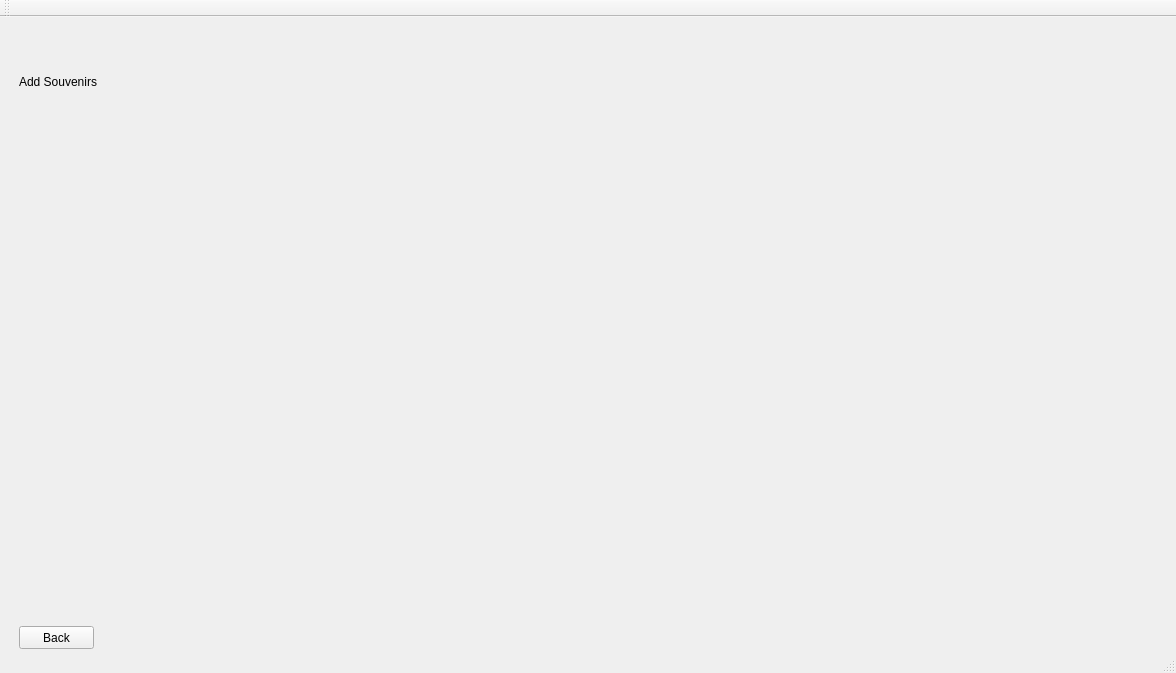
This is NBABasketball/mainwindow.ui in ivanOzerets/Project2 as Qt 5 draws it before an edit. The edited form follows.
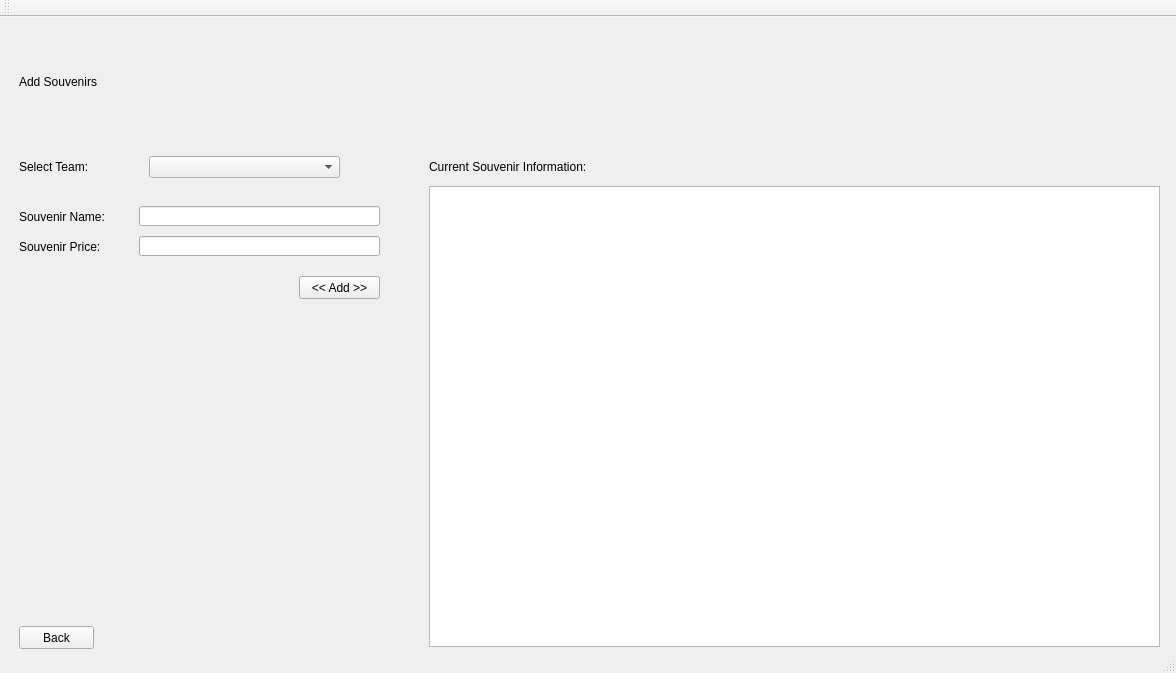
This is the edited form. The open tabs and pages were chosen to show the change.

Commit message: Add Souvenirs Page Works

The edit to the form file:
```diff
--- a/NBABasketball/mainwindow.ui
+++ b/NBABasketball/mainwindow.ui
@@ -372,6 +372,123 @@
        <string>Back</string>
       </property>
      </widget>
+     <widget class="QLabel" name="currentSouvenirInformationLabel_2">
+      <property name="geometry">
+       <rect>
+        <x>420</x>
+        <y>120</y>
+        <width>281</width>
+        <height>41</height>
+       </rect>
+      </property>
+      <property name="styleSheet">
+       <string notr="true">font: 16pt &quot;Arial&quot;;</string>
+      </property>
+      <property name="text">
+       <string>Current Souvenir Information:</string>
+      </property>
+     </widget>
+     <widget class="QTreeView" name="addSouvenirTreeView">
+      <property name="geometry">
+       <rect>
+        <x>420</x>
+        <y>160</y>
+        <width>731</width>
+        <height>461</height>
+       </rect>
+      </property>
+     </widget>
+     <widget class="QLabel" name="asSelectTeamPromptLabel">
+      <property name="geometry">
+       <rect>
+        <x>10</x>
+        <y>120</y>
+        <width>131</width>
+        <height>41</height>
+       </rect>
+      </property>
+      <property name="styleSheet">
+       <string notr="true">font: 16pt &quot;Arial&quot;;</string>
+      </property>
+      <property name="text">
+       <string>Select Team:</string>
+      </property>
+     </widget>
+     <widget class="QComboBox" name="asTeamSelectionComboBox">
+      <property name="geometry">
+       <rect>
+        <x>140</x>
+        <y>130</y>
+        <width>191</width>
+        <height>22</height>
+       </rect>
+      </property>
+     </widget>
+     <widget class="QLabel" name="aSouvenirNameLabel">
+      <property name="geometry">
+       <rect>
+        <x>10</x>
+        <y>170</y>
+        <width>151</width>
+        <height>41</height>
+       </rect>
+      </property>
+      <property name="styleSheet">
+       <string notr="true">font: 12pt &quot;Arial&quot;;</string>
+      </property>
+      <property name="text">
+       <string>Souvenir Name:</string>
+      </property>
+     </widget>
+     <widget class="QLineEdit" name="addSouvenirNameLineEdit">
+      <property name="geometry">
+       <rect>
+        <x>130</x>
+        <y>180</y>
+        <width>241</width>
+        <height>20</height>
+       </rect>
+      </property>
+     </widget>
+     <widget class="QLabel" name="asSouvenirPriceLabel">
+      <property name="geometry">
+       <rect>
+        <x>10</x>
+        <y>200</y>
+        <width>151</width>
+        <height>41</height>
+       </rect>
+      </property>
+      <property name="styleSheet">
+       <string notr="true">font: 12pt &quot;Arial&quot;;</string>
+      </property>
+      <property name="text">
+       <string>Souvenir Price:</string>
+      </property>
+     </widget>
+     <widget class="QLineEdit" name="asSouvenirPriceLineEdit">
+      <property name="geometry">
+       <rect>
+        <x>130</x>
+        <y>210</y>
+        <width>241</width>
+        <height>20</height>
+       </rect>
+      </property>
+     </widget>
+     <widget class="QPushButton" name="updatePushButton_AS">
+      <property name="geometry">
+       <rect>
+        <x>290</x>
+        <y>250</y>
+        <width>81</width>
+        <height>23</height>
+       </rect>
+      </property>
+      <property name="text">
+       <string>&lt;&lt; Add &gt;&gt;</string>
+      </property>
+     </widget>
     </widget>
     <widget class="QWidget" name="page_6">
      <widget class="QLabel" name="deleteSouvenirsLabel">
```
Left out of the diff: 93 changed lines with no effect on the pictures. The commit also changes 3 other files.
